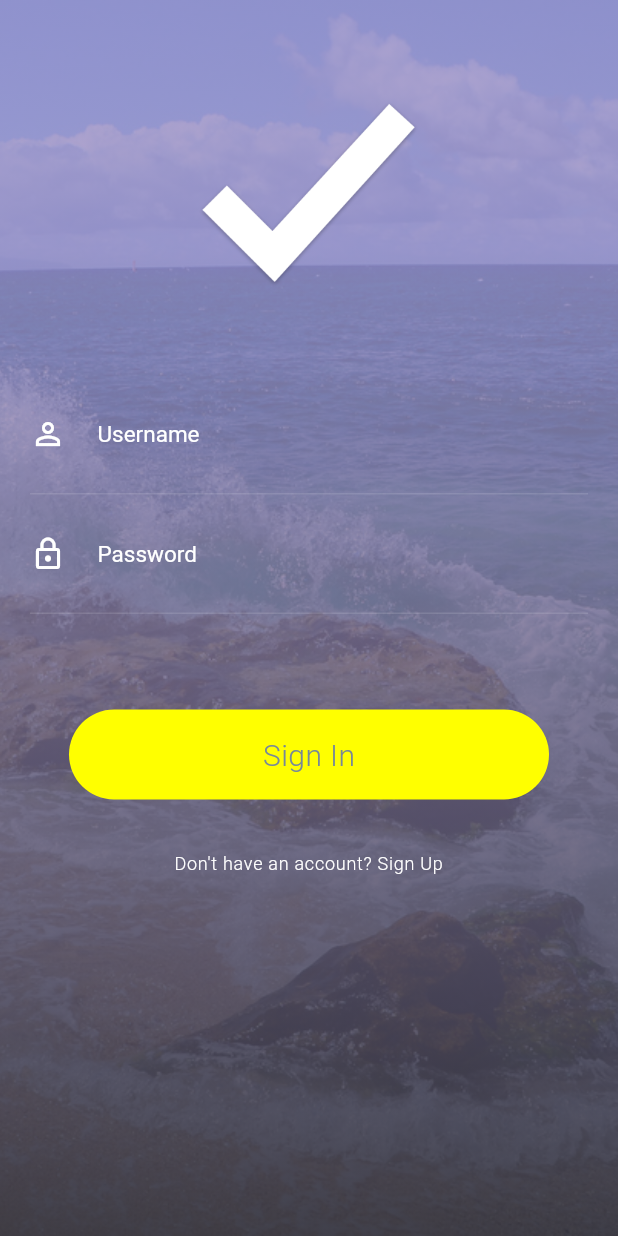
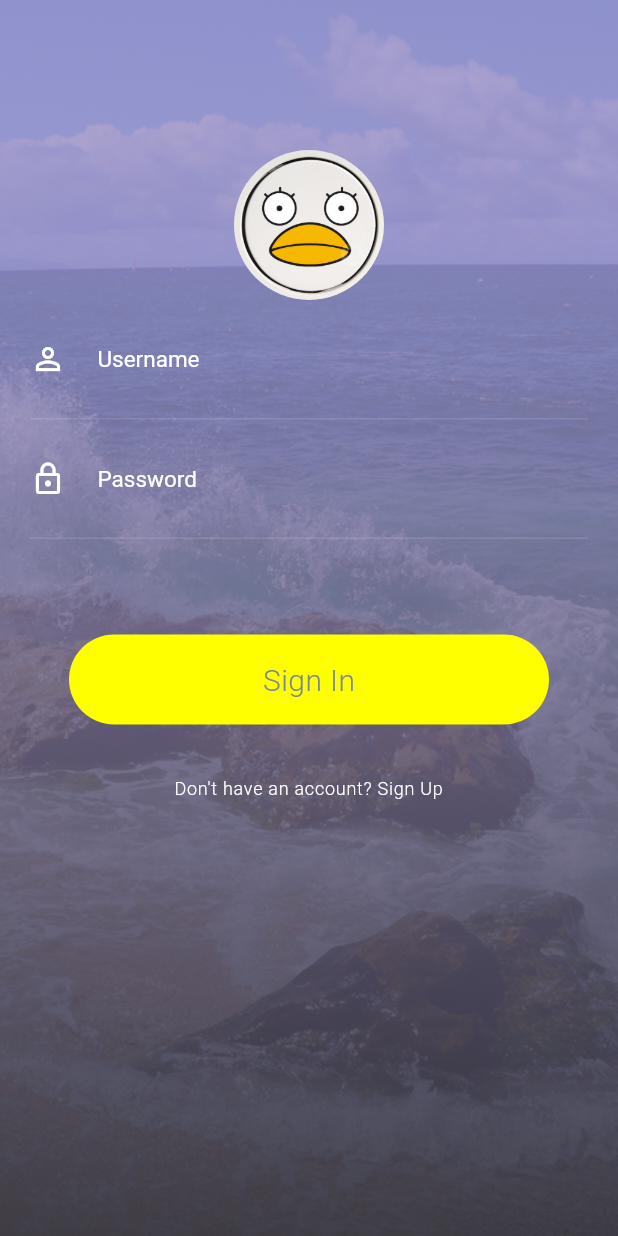
Before and after one commit to AllenMistake/flutter_app_test, a Flutter app: the screen it shows after launch, on a phone screen of 412 x 824 dp. Run offline on Flutter 3.47's test engine with Material 2 defaults, Android fonts, the phone set to English and light mode, and no system bars.

```diff
--- a/lib/Components/WhiteTick.dart
+++ b/lib/Components/WhiteTick.dart
@@ -5,13 +5,19 @@ class Tick extends StatelessWidget {
   Tick({this.image});
   @override
   Widget build(BuildContext context) {
-    return (new Container(
-      width: 250.0,
-      height: 250.0,
-      alignment: Alignment.center,
-      decoration: new BoxDecoration(
-        image: image,
+    return (new Column(children: [
+      new SizedBox(
+        height: 100,
       ),
-    ));
+      new Container(
+        width: 100.0,
+        height: 100.0,
+        alignment: Alignment.center,
+        decoration: new BoxDecoration(
+          shape: BoxShape.circle,
+          image: image,
+        ),
+      ),
+    ]));
   }
 }
--- a/lib/Screens/Login/styles.dart
+++ b/lib/Screens/Login/styles.dart
@@ -6,6 +6,6 @@ DecorationImage backgroundImage = new DecorationImage(
 );
 
 DecorationImage tick = new DecorationImage(
-  image: new ExactAssetImage('images/tick.png'),
+  image: new ExactAssetImage('images/avatar.jpg'),
   fit: BoxFit.cover,
 );
```
Also changed, not shown: lib/Screens/Login/index.dart (+9 -2 lines), lib/Screens/pages/home_page.dart (+93 -25 lines).
